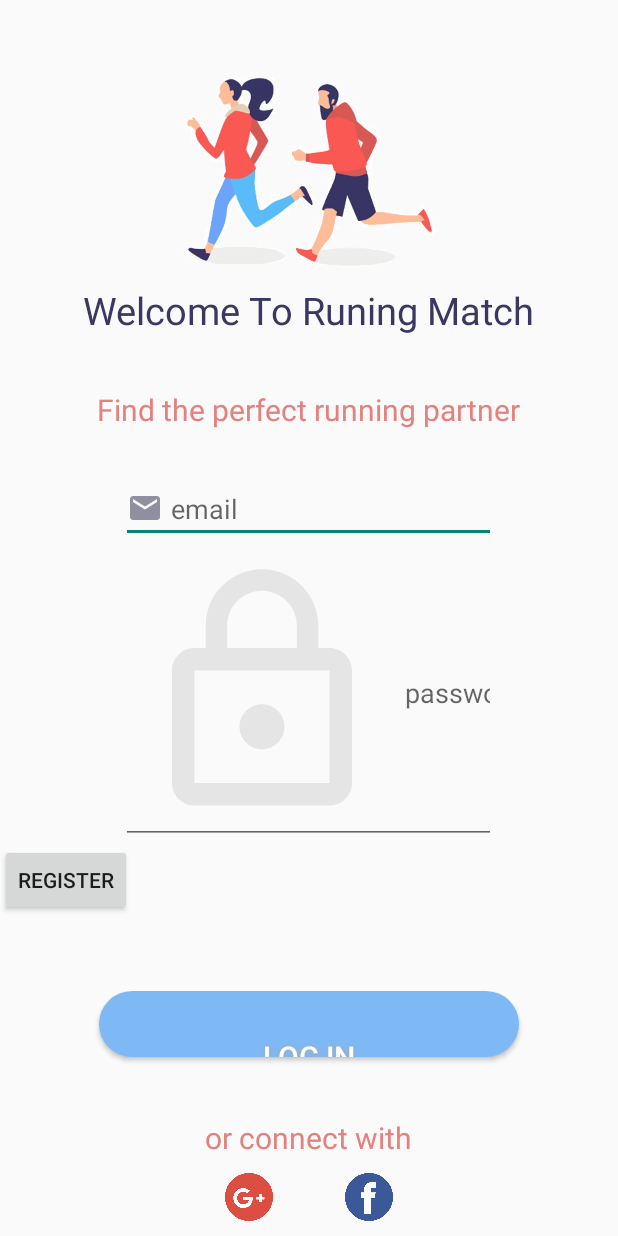
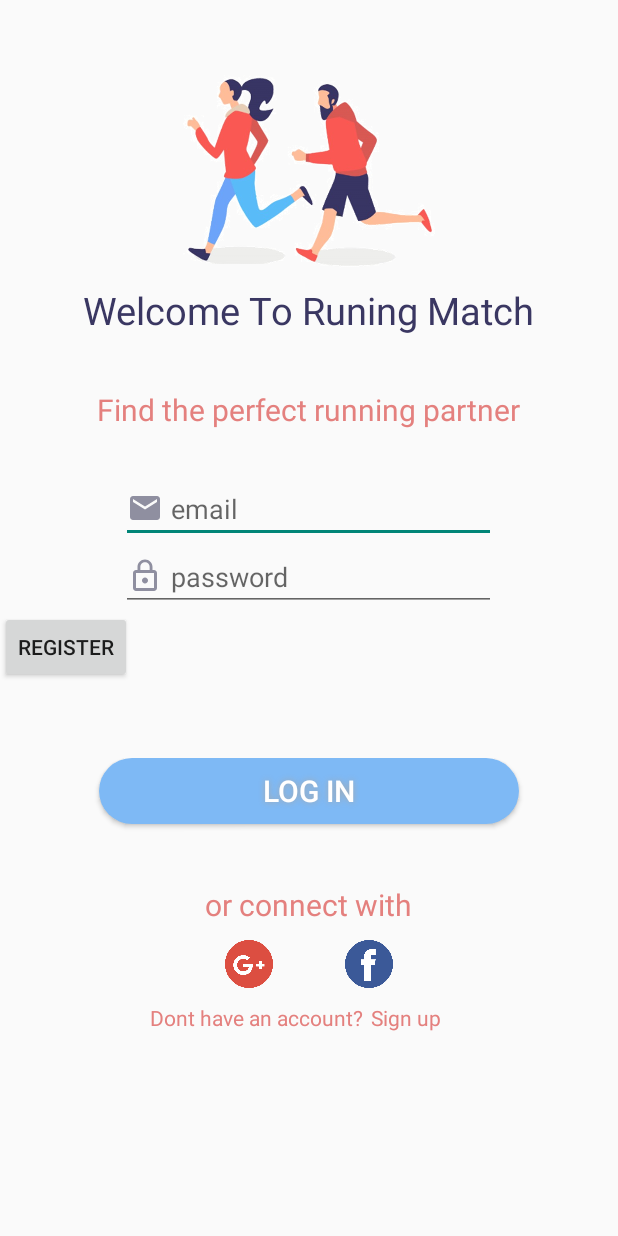
Before and after one commit to MeitalPeer77/MyApplication3, an Android app: the screen it shows after launch (MainActivity), on a phone screen of 412 x 824 dp. Run offline under Robolectric (Android 15) with nearby library versions, the light colour scheme and no system bars.

Commit message:
some design

```diff
--- a/app/src/main/res/drawable/button_big.xml
+++ b/app/src/main/res/drawable/button_big.xml
@@ -8,7 +8,7 @@
         />
     <padding
         android:left="0dp"
-        android:top="30dp"
+        android:top="0dp"
         android:right="0dp"
         android:bottom="0dp"
         />
--- a/app/src/main/res/drawable/ic_launcher_background.xml
+++ b/app/src/main/res/drawable/ic_launcher_background.xml
@@ -1,170 +1,74 @@
 <?xml version="1.0" encoding="utf-8"?>
-<vector xmlns:android="http://schemas.android.com/apk/res/android"
+<vector
+    android:height="108dp"
     android:width="108dp"
-    android:height="108dp"
+    android:viewportHeight="108"
     android:viewportWidth="108"
-    android:viewportHeight="108">
-    <path
-        android:fillColor="#008577"
-        android:pathData="M0,0h108v108h-108z" />
-    <path
-        android:fillColor="#00000000"
-        android:pathData="M9,0L9,108"
-        android:strokeWidth="0.8"
-        android:strokeColor="#33FFFFFF" />
-    <path
-        android:fillColor="#00000000"
-        android:pathData="M19,0L19,108"
-        android:strokeWidth="0.8"
-        android:strokeColor="#33FFFFFF" />
-    <path
-        android:fillColor="#00000000"
-        android:pathData="M29,0L29,108"
-        android:strokeWidth="0.8"
-        android:strokeColor="#33FFFFFF" />
-    <path
-        android:fillColor="#00000000"
-        android:pathData="M39,0L39,108"
-        android:strokeWidth="0.8"
-        android:strokeColor="#33FFFFFF" />
-    <path
-        android:fillColor="#00000000"
-        android:pathData="M49,0L49,108"
-        android:strokeWidth="0.8"
-        android:strokeColor="#33FFFFFF" />
-    <path
-        android:fillColor="#00000000"
-        android:pathData="M59,0L59,108"
-        android:strokeWidth="0.8"
-        android:strokeColor="#33FFFFFF" />
-    <path
-        android:fillColor="#00000000"
-        android:pathData="M69,0L69,108"
-        android:strokeWidth="0.8"
-        android:strokeColor="#33FFFFFF" />
-    <path
-        android:fillColor="#00000000"
-        android:pathData="M79,0L79,108"
-        android:strokeWidth="0.8"
-        android:strokeColor="#33FFFFFF" />
-    <path
-        android:fillColor="#00000000"
-        android:pathData="M89,0L89,108"
-        android:strokeWidth="0.8"
-        android:strokeColor="#33FFFFFF" />
-    <path
-        android:fillColor="#00000000"
-        android:pathData="M99,0L99,108"
-        android:strokeWidth="0.8"
-        android:strokeColor="#33FFFFFF" />
-    <path
-        android:fillColor="#00000000"
-        android:pathData="M0,9L108,9"
-        android:strokeWidth="0.8"
-        android:strokeColor="#33FFFFFF" />
-    <path
-        android:fillColor="#00000000"
-        android:pathData="M0,19L108,19"
-        android:strokeWidth="0.8"
-        android:strokeColor="#33FFFFFF" />
-    <path
-        android:fillColor="#00000000"
-        android:pathData="M0,29L108,29"
-        android:strokeWidth="0.8"
-        android:strokeColor="#33FFFFFF" />
-    <path
-        android:fillColor="#00000000"
-        android:pathData="M0,39L108,39"
-        android:strokeWidth="0.8"
-        android:strokeColor="#33FFFFFF" />
-    <path
-        android:fillColor="#00000000"
-        android:pathData="M0,49L108,49"
-        android:strokeWidth="0.8"
-        android:strokeColor="#33FFFFFF" />
-    <path
-        android:fillColor="#00000000"
-        android:pathData="M0,59L108,59"
-        android:strokeWidth="0.8"
-        android:strokeColor="#33FFFFFF" />
-    <path
-        android:fillColor="#00000000"
-        android:pathData="M0,69L108,69"
-        android:strokeWidth="0.8"
-        android:strokeColor="#33FFFFFF" />
-    <path
-        android:fillColor="#00000000"
-        android:pathData="M0,79L108,79"
-        android:strokeWidth="0.8"
-        android:strokeColor="#33FFFFFF" />
-    <path
-        android:fillColor="#00000000"
-        android:pathData="M0,89L108,89"
-        android:strokeWidth="0.8"
-        android:strokeColor="#33FFFFFF" />
-    <path
-        android:fillColor="#00000000"
-        android:pathData="M0,99L108,99"
-        android:strokeWidth="0.8"
-        android:strokeColor="#33FFFFFF" />
-    <path
-        android:fillColor="#00000000"
-        android:pathData="M19,29L89,29"
-        android:strokeWidth="0.8"
-        android:strokeColor="#33FFFFFF" />
-    <path
-        android:fillColor="#00000000"
-        android:pathData="M19,39L89,39"
-        android:strokeWidth="0.8"
-        android:strokeColor="#33FFFFFF" />
-    <path
-        android:fillColor="#00000000"
-        android:pathData="M19,49L89,49"
-        android:strokeWidth="0.8"
-        android:strokeColor="#33FFFFFF" />
-    <path
-        android:fillColor="#00000000"
-        android:pathData="M19,59L89,59"
-        android:strokeWidth="0.8"
-        android:strokeColor="#33FFFFFF" />
-    <path
-        android:fillColor="#00000000"
-        android:pathData="M19,69L89,69"
-        android:strokeWidth="0.8"
-        android:strokeColor="#33FFFFFF" />
-    <path
-        android:fillColor="#00000000"
-        android:pathData="M19,79L89,79"
-        android:strokeWidth="0.8"
-        android:strokeColor="#33FFFFFF" />
-    <path
-        android:fillColor="#00000000"
-        android:pathData="M29,19L29,89"
-        android:strokeWidth="0.8"
-        android:strokeColor="#33FFFFFF" />
-    <path
-        android:fillColor="#00000000"
-        android:pathData="M39,19L39,89"
-        android:strokeWidth="0.8"
-        android:strokeColor="#33FFFFFF" />
-    <path
-        android:fillColor="#00000000"
-        android:pathData="M49,19L49,89"
-        android:strokeWidth="0.8"
-        android:strokeColor="#33FFFFFF" />
-    <path
-        android:fillColor="#00000000"
-        android:pathData="M59,19L59,89"
-        android:strokeWidth="0.8"
-        android:strokeColor="#33FFFFFF" />
-    <path
-        android:fillColor="#00000000"
-        android:pathData="M69,19L69,89"
-        android:strokeWidth="0.8"
-        android:strokeColor="#33FFFFFF" />
-    <path
-        android:fillColor="#00000000"
-        android:pathData="M79,19L79,89"
-        android:strokeWidth="0.8"
-        android:strokeColor="#33FFFFFF" />
+    xmlns:android="http://schemas.android.com/apk/res/android">
+    <path android:fillColor="#008577"
+          android:pathData="M0,0h108v108h-108z"/>
+    <path android:fillColor="#00000000" android:pathData="M9,0L9,108"
+          android:strokeColor="#33FFFFFF" android:strokeWidth="0.8"/>
+    <path android:fillColor="#00000000" android:pathData="M19,0L19,108"
+          android:strokeColor="#33FFFFFF" android:strokeWidth="0.8"/>
+    <path android:fillColor="#00000000" android:pathData="M29,0L29,108"
+          android:strokeColor="#33FFFFFF" android:strokeWidth="0.8"/>
+    <path android:fillColor="#00000000" android:pathData="M39,0L39,108"
+          android:strokeColor="#33FFFFFF" android:strokeWidth="0.8"/>
+    <path android:fillColor="#00000000" android:pathData="M49,0L49,108"
+          android:strokeColor="#33FFFFFF" android:strokeWidth="0.8"/>
+    <path android:fillColor="#00000000" android:pathData="M59,0L59,108"
+          android:strokeColor="#33FFFFFF" android:strokeWidth="0.8"/>
+    <path android:fillColor="#00000000" android:pathData="M69,0L69,108"
+          android:strokeColor="#33FFFFFF" android:strokeWidth="0.8"/>
+    <path android:fillColor="#00000000" android:pathData="M79,0L79,108"
+          android:strokeColor="#33FFFFFF" android:strokeWidth="0.8"/>
+    <path android:fillColor="#00000000" android:pathData="M89,0L89,108"
+          android:strokeColor="#33FFFFFF" android:strokeWidth="0.8"/>
+    <path android:fillColor="#00000000" android:pathData="M99,0L99,108"
+          android:strokeColor="#33FFFFFF" android:strokeWidth="0.8"/>
+    <path android:fillColor="#00000000" android:pathData="M0,9L108,9"
+          android:strokeColor="#33FFFFFF" android:strokeWidth="0.8"/>
+    <path android:fillColor="#00000000" android:pathData="M0,19L108,19"
+          android:strokeColor="#33FFFFFF" android:strokeWidth="0.8"/>
+    <path android:fillColor="#00000000" android:pathData="M0,29L108,29"
+          android:strokeColor="#33FFFFFF" android:strokeWidth="0.8"/>
+    <path android:fillColor="#00000000" android:pathData="M0,39L108,39"
+          android:strokeColor="#33FFFFFF" android:strokeWidth="0.8"/>
+    <path android:fillColor="#00000000" android:pathData="M0,49L108,49"
+          android:strokeColor="#33FFFFFF" android:strokeWidth="0.8"/>
+    <path android:fillColor="#00000000" android:pathData="M0,59L108,59"
+          android:strokeColor="#33FFFFFF" android:strokeWidth="0.8"/>
+    <path android:fillColor="#00000000" android:pathData="M0,69L108,69"
+          android:strokeColor="#33FFFFFF" android:strokeWidth="0.8"/>
+    <path android:fillColor="#00000000" android:pathData="M0,79L108,79"
+          android:strokeColor="#33FFFFFF" android:strokeWidth="0.8"/>
+    <path android:fillColor="#00000000" android:pathData="M0,89L108,89"
+          android:strokeColor="#33FFFFFF" android:strokeWidth="0.8"/>
+    <path android:fillColor="#00000000" android:pathData="M0,99L108,99"
+          android:strokeColor="#33FFFFFF" android:strokeWidth="0.8"/>
+    <path android:fillColor="#00000000" android:pathData="M19,29L89,29"
+          android:strokeColor="#33FFFFFF" android:strokeWidth="0.8"/>
+    <path android:fillColor="#00000000" android:pathData="M19,39L89,39"
+          android:strokeColor="#33FFFFFF" android:strokeWidth="0.8"/>
+    <path android:fillColor="#00000000" android:pathData="M19,49L89,49"
+          android:strokeColor="#33FFFFFF" android:strokeWidth="0.8"/>
+    <path android:fillColor="#00000000" android:pathData="M19,59L89,59"
+          android:strokeColor="#33FFFFFF" android:strokeWidth="0.8"/>
+    <path android:fillColor="#00000000" android:pathData="M19,69L89,69"
+          android:strokeColor="#33FFFFFF" android:strokeWidth="0.8"/>
+    <path android:fillColor="#00000000" android:pathData="M19,79L89,79"
+          android:strokeColor="#33FFFFFF" android:strokeWidth="0.8"/>
+    <path android:fillColor="#00000000" android:pathData="M29,19L29,89"
+          android:strokeColor="#33FFFFFF" android:strokeWidth="0.8"/>
+    <path android:fillColor="#00000000" android:pathData="M39,19L39,89"
+          android:strokeColor="#33FFFFFF" android:strokeWidth="0.8"/>
+    <path android:fillColor="#00000000" android:pathData="M49,19L49,89"
+          android:strokeColor="#33FFFFFF" android:strokeWidth="0.8"/>
+    <path android:fillColor="#00000000" android:pathData="M59,19L59,89"
+          android:strokeColor="#33FFFFFF" android:strokeWidth="0.8"/>
+    <path android:fillColor="#00000000" android:pathData="M69,19L69,89"
+          android:strokeColor="#33FFFFFF" android:strokeWidth="0.8"/>
+    <path android:fillColor="#00000000" android:pathData="M79,19L79,89"
+          android:strokeColor="#33FFFFFF" android:strokeWidth="0.8"/>
 </vector>
--- a/app/src/main/res/drawable/ic_lock_outline_black_24dp.xml
+++ b/app/src/main/res/drawable/ic_lock_outline_black_24dp.xml
@@ -1,5 +1,5 @@
-<vector android:height="180dp" android:tint="#E5E5E5"
+<vector android:height="24dp" android:tint="#8F8FA0"
     android:viewportHeight="24.0" android:viewportWidth="24.0"
-    android:width="180dp" xmlns:android="http://schemas.android.com/apk/res/android">
-    <path android:fillColor="#FF000000" android:pathData="M12,17c1.1,0 2,-0.9 2,-2s-0.9,-2 -2,-2 -2,0.9 -2,2 0.9,2 2,2zM18,8h-1L17,6c0,-2.76 -2.24,-5 -5,-5S7,3.24 7,6v2L6,8c-1.1,0 -2,0.9 -2,2v10c0,1.1 0.9,2 2,2h12c1.1,0 2,-0.9 2,-2L20,10c0,-1.1 -0.9,-2 -2,-2zM8.9,6c0,-1.71 1.39,-3.1 3.1,-3.1s3.1,1.39 3.1,3.1v2L8.9,8L8.9,6zM18,20L6,20L6,10h12v10z"/>
+    android:width="24dp" xmlns:android="http://schemas.android.com/apk/res/android">
+    <path android:fillColor="#8F8FA0" android:pathData="M12,17c1.1,0 2,-0.9 2,-2s-0.9,-2 -2,-2 -2,0.9 -2,2 0.9,2 2,2zM18,8h-1L17,6c0,-2.76 -2.24,-5 -5,-5S7,3.24 7,6v2L6,8c-1.1,0 -2,0.9 -2,2v10c0,1.1 0.9,2 2,2h12c1.1,0 2,-0.9 2,-2L20,10c0,-1.1 -0.9,-2 -2,-2zM8.9,6c0,-1.71 1.39,-3.1 3.1,-3.1s3.1,1.39 3.1,3.1v2L8.9,8L8.9,6zM18,20L6,20L6,10h12v10z"/>
 </vector>
--- a/app/src/main/res/layout/activity_main.xml
+++ b/app/src/main/res/layout/activity_main.xml
@@ -148,7 +148,6 @@
         android:layout_width="match_parent"
         android:layout_height="wrap_content"
         android:layout_alignParentBottom="true"
-        android:paddingTop="10dp"
         android:paddingHorizontal="100dp"
         android:orientation="vertical">
 
--- a/app/src/main/res/values/colors.xml
+++ b/app/src/main/res/values/colors.xml
@@ -1,8 +1,8 @@
 <?xml version="1.0" encoding="utf-8"?>
 <resources>
-    <color name="colorPrimary">#008577</color>
-    <color name="colorPrimaryDark">#00574B</color>
-    <color name="colorAccent">#D81B60</color>
+    <color name="colorPrimary">#3a3762</color>
+    <color name="colorPrimaryDark">#7eb9f5</color>
+    <color name="colorAccent">#e4807e</color>
     <color name="red">#da5954</color>
     <color name="darkBlue">#3a3762</color>
     <color name="lightBlue">#7eb9f5</color>
```
